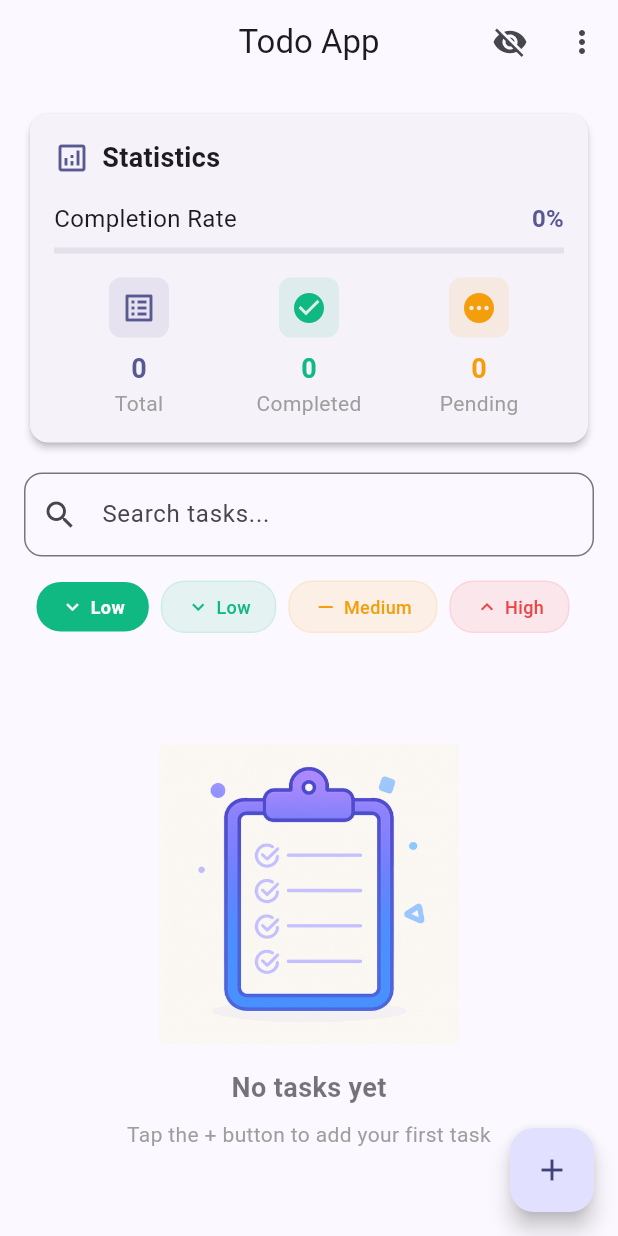
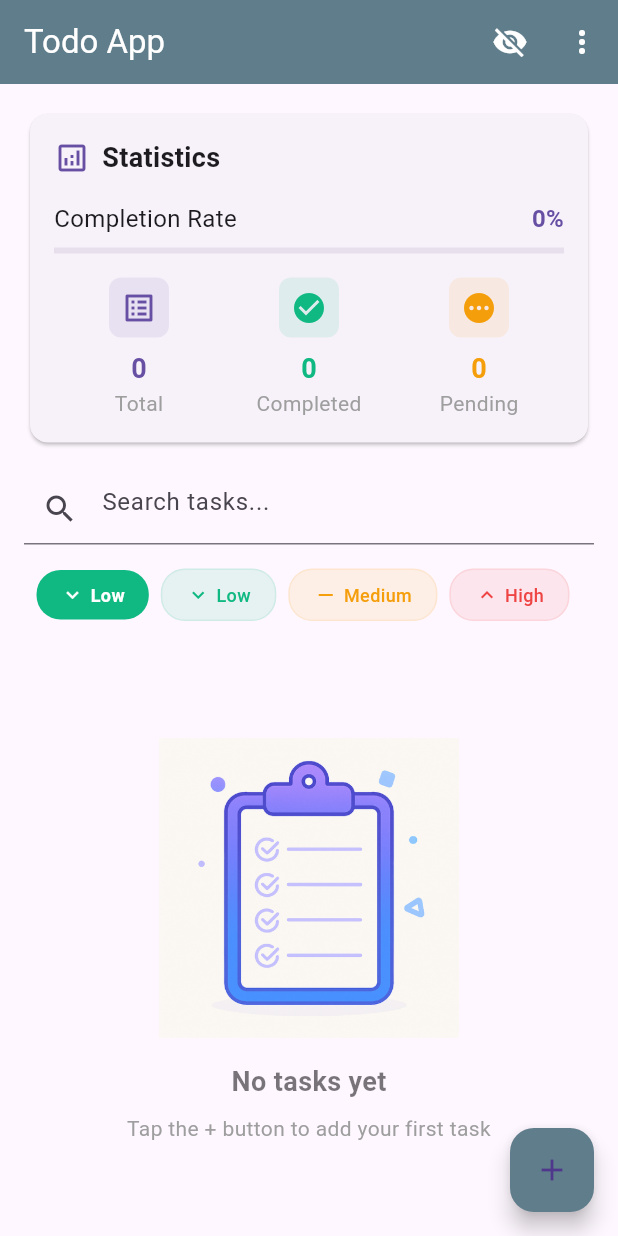
Before and after one commit to FREEwill-ctrl/BUILDFORK, a Flutter app: the screen it shows after launch, on a phone screen of 412 x 824 dp. Run offline on Flutter 3.47's test engine with Material 3 defaults, Android fonts, the light colour scheme and no system bars; our stand-ins replace flutter_local_notifications, sqflite, timezone; accounts and stored records are empty; statements that could not run were skipped.

Commit message:
Fix: Update actions/upload-artifact to v4 and refactor AppTheme

```diff
--- a/lib/main.dart
+++ b/lib/main.dart
@@ -3,7 +3,7 @@ import 'package:provider/provider.dart';
 import 'providers/todo_provider.dart';
 import 'services/notification_service.dart';
 import 'screens/home_screen.dart';
-import 'utils/constants.dart';
+import 'utils/app_theme.dart';
 
 void main() async {
   WidgetsFlutterBinding.ensureInitialized();
--- /dev/null
+++ b/lib/utils/app_theme.dart
@@ -0,0 +1,29 @@
+import 'package:flutter/material.dart';
+
+class AppTheme {
+  static final ThemeData lightTheme = ThemeData(
+    primarySwatch: Colors.blueGrey,
+    brightness: Brightness.light,
+    appBarTheme: const AppBarTheme(
+      backgroundColor: Colors.blueGrey,
+      foregroundColor: Colors.white,
+    ),
+    floatingActionButtonTheme: const FloatingActionButtonThemeData(
+      backgroundColor: Colors.blueGrey,
+    ),
+    // Add more light theme properties as needed
+  );
+
+  static final ThemeData darkTheme = ThemeData(
+    primarySwatch: Colors.blueGrey,
+    brightness: Brightness.dark,
+    appBarTheme: const AppBarTheme(
+      backgroundColor: Colors.blueGrey[800],
+      foregroundColor: Colors.white,
+    ),
+    floatingActionButtonTheme: const FloatingActionButtonThemeData(
+      backgroundColor: Colors.blueGrey[700],
+    ),
+    // Add more dark theme properties as needed
+  );
+}
--- a/lib/utils/constants.dart
+++ b/lib/utils/constants.dart
@@ -64,75 +64,3 @@ class AppConstants {
   static const String notificationChannelName = 'Todo Notifications';
   static const String notificationChannelDescription = 'Notifications for todo reminders';
 }
-
-class AppTheme {
-  static ThemeData lightTheme = ThemeData(
-    useMaterial3: true,
-    colorScheme: ColorScheme.fromSeed(
-      seedColor: AppConstants.primaryColor,
-      brightness: Brightness.light,
-    ),
-    appBarTheme: const AppBarTheme(
-      centerTitle: true,
-      elevation: 0,
-    ),
-    cardTheme: CardTheme(
-      elevation: 2,
-      shape: RoundedRectangleBorder(
-        borderRadius: BorderRadius.circular(AppConstants.borderRadiusMedium),
-      ),
-    ),
-    inputDecorationTheme: InputDecorationTheme(
-      border: OutlineInputBorder(
-        borderRadius: BorderRadius.circular(AppConstants.borderRadiusMedium),
-      ),
-      contentPadding: const EdgeInsets.all(AppConstants.paddingMedium),
-    ),
-    elevatedButtonTheme: ElevatedButtonThemeData(
-      style: ElevatedButton.styleFrom(
-        shape: RoundedRectangleBorder(
-          borderRadius: BorderRadius.circular(AppConstants.borderRadiusMedium),
-        ),
-        padding: const EdgeInsets.symmetric(
-          horizontal: AppConstants.paddingLarge,
-          vertical: AppConstants.paddingMedium,
-        ),
-      ),
-    ),
-  );
-
-  static ThemeData darkTheme = ThemeData(
-    useMaterial3: true,
-    colorScheme: ColorScheme.fromSeed(
-      seedColor: AppConstants.primaryColor,
-      brightness: Brightness.dark,
-    ),
-    appBarTheme: const AppBarTheme(
-      centerTitle: true,
-      elevation: 0,
-    ),
-    cardTheme: CardTheme(
-      elevation: 2,
-      shape: RoundedRectangleBorder(
-        borderRadius: BorderRadius.circular(AppConstants.borderRadiusMedium),
-      ),
-    ),
-    inputDecorationTheme: InputDecorationTheme(
-      border: OutlineInputBorder(
-        borderRadius: BorderRadius.circular(AppConstants.borderRadiusMedium),
-      ),
-      contentPadding: const EdgeInsets.all(AppConstants.paddingMedium),
-    ),
-    elevatedButtonTheme: ElevatedButtonThemeData(
-      style: ElevatedButton.styleFrom(
-        shape: RoundedRectangleBorder(
-          borderRadius: BorderRadius.circular(AppConstants.borderRadiusMedium),
-        ),
-        padding: const EdgeInsets.symmetric(
-          horizontal: AppConstants.paddingLarge,
-          vertical: AppConstants.paddingMedium,
-        ),
-      ),
-    ),
-  );
-}
```
Also changed, not shown: 1 other file.
